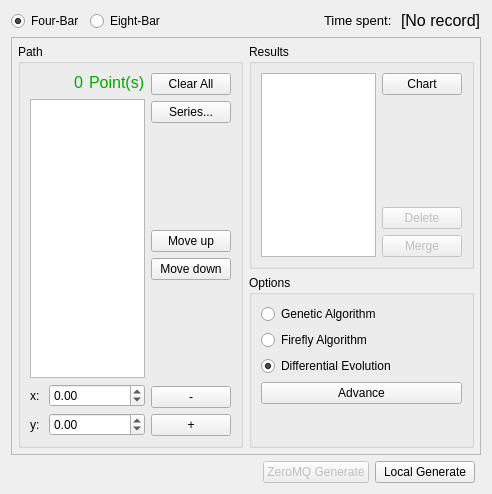
Above: core/panel/DimensionalSynthesis/Path_Solving.ui from KmolYuan/Pyslvs-UI before the change. Below: the same form after it.
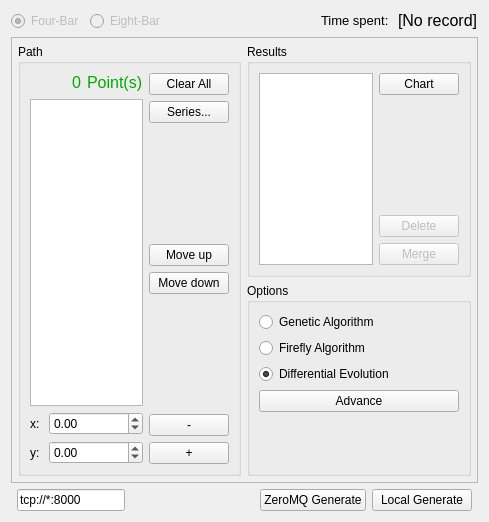
That is the form after the change. Icons and pictures are not drawn.

```diff
--- a/core/panel/DimensionalSynthesis/Path_Solving.ui
+++ b/core/panel/DimensionalSynthesis/Path_Solving.ui
@@ -6,8 +6,8 @@
    <rect>
     <x>0</x>
     <y>0</y>
-    <width>492</width>
-    <height>494</height>
+    <width>489</width>
+    <height>522</height>
    </rect>
   </property>
   <layout class="QVBoxLayout" name="verticalLayout_5">
@@ -15,6 +15,9 @@
     <layout class="QHBoxLayout" name="horizontalLayout_8">
      <item>
       <widget class="QRadioButton" name="FourBar">
+       <property name="enabled">
+        <bool>false</bool>
+       </property>
        <property name="text">
         <string>Four-Bar</string>
        </property>
@@ -25,6 +28,9 @@
      </item>
      <item>
       <widget class="QRadioButton" name="radioButton">
+       <property name="enabled">
+        <bool>false</bool>
+       </property>
        <property name="text">
         <string>Eight-Bar</string>
        </property>
@@ -69,8 +75,8 @@
        <rect>
         <x>0</x>
         <y>0</y>
-        <width>472</width>
-        <height>402</height>
+        <width>469</width>
+        <height>430</height>
        </rect>
       </property>
       <layout class="QHBoxLayout" name="horizontalLayout_7">
@@ -433,6 +439,19 @@
         <property name="bottomMargin">
          <number>0</number>
         </property>
+        <item>
+         <widget class="QLineEdit" name="portText">
+          <property name="sizePolicy">
+           <sizepolicy hsizetype="Fixed" vsizetype="Fixed">
+            <horstretch>0</horstretch>
+            <verstretch>0</verstretch>
+           </sizepolicy>
+          </property>
+          <property name="text">
+           <string>tcp://*:8000</string>
+          </property>
+         </widget>
+        </item>
         <item>
          <spacer name="horizontalSpacer_6">
           <property name="orientation">
@@ -448,9 +467,6 @@
         </item>
         <item>
          <widget class="QPushButton" name="GenerateZMQ">
-          <property name="enabled">
-           <bool>false</bool>
-          </property>
           <property name="minimumSize">
            <size>
             <width>100</width>
```
